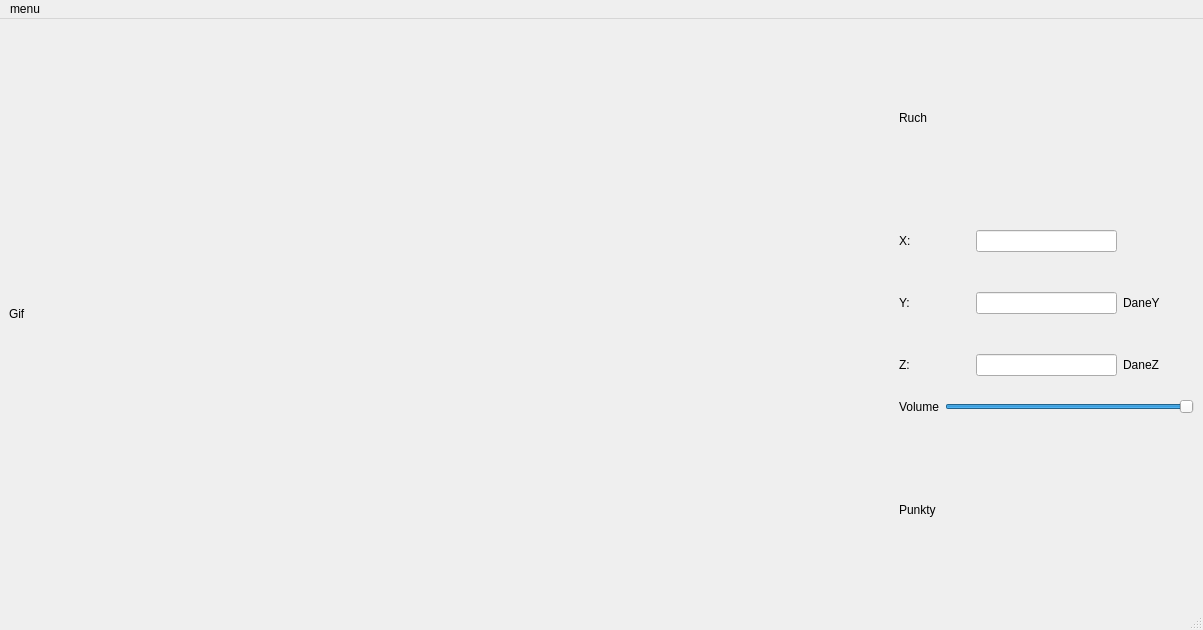
Old version of the form dance.ui in the repository Witekko/Dancegame.
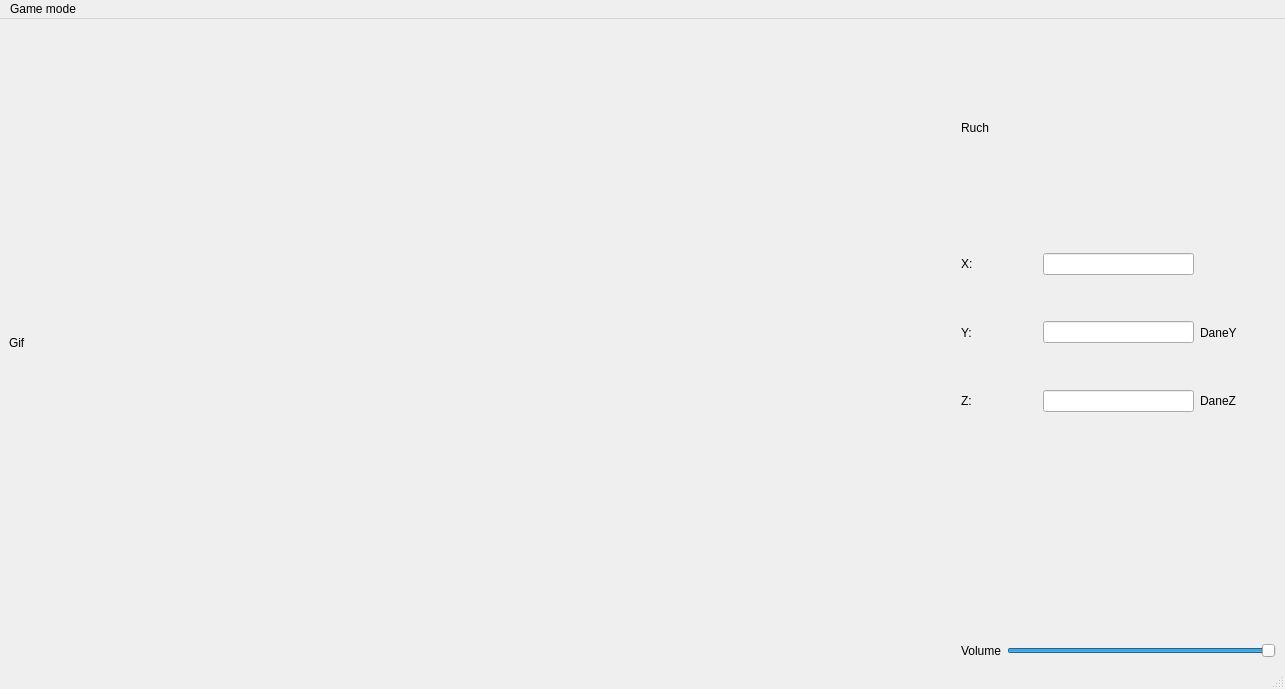
New version of the form. Custom widgets are drawn as their Qt base class.

Diff of the .ui file:
```diff
--- a/dance.ui
+++ b/dance.ui
@@ -6,8 +6,8 @@
    <rect>
     <x>0</x>
     <y>0</y>
-    <width>1203</width>
-    <height>630</height>
+    <width>1285</width>
+    <height>689</height>
    </rect>
   </property>
   <property name="windowTitle">
@@ -101,6 +101,9 @@
         </item>
        </layout>
       </item>
+      <item>
+       <widget class="QCustomPlot" name="customPlot" native="true"/>
+      </item>
       <item>
        <layout class="QHBoxLayout" name="horizontalLayout_4">
         <item>
@@ -122,13 +125,6 @@
         </item>
        </layout>
       </item>
-      <item>
-       <widget class="QLabel" name="labelpkt">
-        <property name="text">
-         <string>Punkty</string>
-        </property>
-       </widget>
-      </item>
      </layout>
     </item>
    </layout>
@@ -138,13 +134,13 @@
     <rect>
      <x>0</x>
      <y>0</y>
-     <width>1203</width>
+     <width>1285</width>
      <height>21</height>
     </rect>
    </property>
    <widget class="QMenu" name="menumenu">
     <property name="title">
-     <string>menu</string>
+     <string>Game mode</string>
     </property>
     <widget class="QMenu" name="menu_cantina">
      <property name="title">
@@ -187,6 +183,14 @@
    </property>
   </action>
  </widget>
+ <customwidgets>
+  <customwidget>
+   <class>QCustomPlot</class>
+   <extends>QWidget</extends>
+   <header>qcustomplot.h</header>
+   <container>1</container>
+  </customwidget>
+ </customwidgets>
  <resources/>
  <connections/>
 </ui>
```
